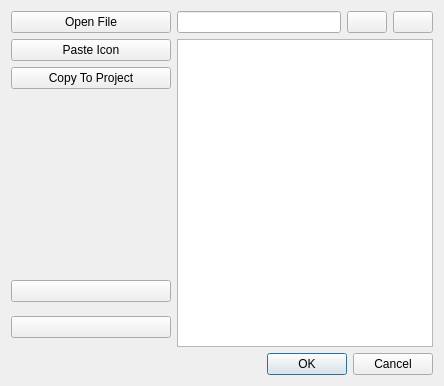
Old version of the form src/pythonGui/displaywidgets/icons.ui in the repository European-XFEL/Karabo.
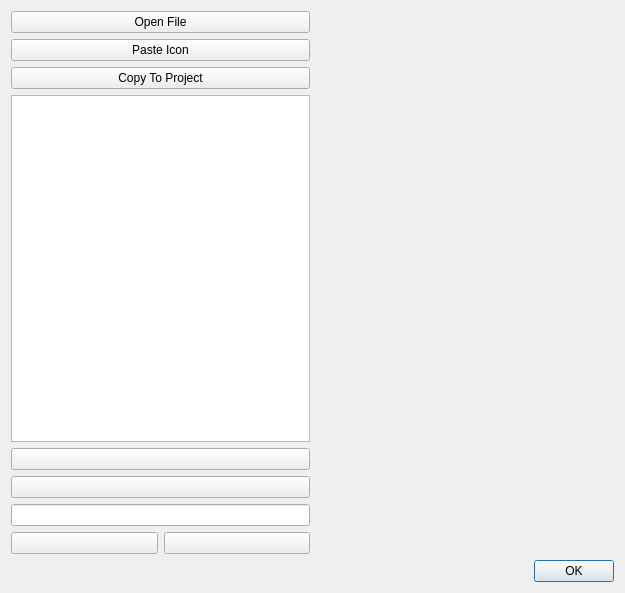
New version of the form. Icons and pictures are not drawn. Custom widgets are drawn as their Qt base class.

Commit message: improve icons widget dialog

Diff of the .ui file:
```diff
--- a/src/pythonGui/displaywidgets/icons.ui
+++ b/src/pythonGui/displaywidgets/icons.ui
@@ -6,14 +6,14 @@
    <rect>
     <x>0</x>
     <y>0</y>
-    <width>444</width>
-    <height>386</height>
+    <width>625</width>
+    <height>593</height>
    </rect>
   </property>
   <property name="windowTitle">
    <string>Dialog</string>
   </property>
-  <layout class="QVBoxLayout" name="verticalLayout_6">
+  <layout class="QVBoxLayout" name="verticalLayout_5">
    <item>
     <layout class="QHBoxLayout" name="horizontalLayout_2">
      <item>
@@ -72,20 +72,7 @@
         </widget>
        </item>
        <item>
-        <widget class="Label" name="image">
-         <property name="sizePolicy">
-          <sizepolicy hsizetype="Expanding" vsizetype="Preferred">
-           <horstretch>0</horstretch>
-           <verstretch>0</verstretch>
-          </sizepolicy>
-         </property>
-         <property name="text">
-          <string/>
-         </property>
-         <property name="alignment">
-          <set>Qt::AlignCenter</set>
-         </property>
-        </widget>
+        <widget class="QListWidget" name="list"/>
        </item>
        <item>
         <widget class="QStackedWidget" name="stack">
@@ -204,19 +191,15 @@
              </property>
             </widget>
            </item>
+           <item>
+            <widget class="QLineEdit" name="textValue"/>
+           </item>
           </layout>
          </widget>
         </widget>
        </item>
-      </layout>
-     </item>
-     <item>
-      <layout class="QVBoxLayout" name="verticalLayout_5">
        <item>
         <layout class="QHBoxLayout" name="horizontalLayout">
-         <item>
-          <widget class="QLineEdit" name="textValue"/>
-         </item>
          <item>
           <widget class="QPushButton" name="addValue">
            <property name="maximumSize">
@@ -265,17 +248,30 @@
          </item>
         </layout>
        </item>
-       <item>
-        <widget class="QListWidget" name="list"/>
-       </item>
       </layout>
      </item>
+     <item>
+      <widget class="Label" name="image">
+       <property name="sizePolicy">
+        <sizepolicy hsizetype="Expanding" vsizetype="Preferred">
+         <horstretch>0</horstretch>
+         <verstretch>0</verstretch>
+        </sizepolicy>
+       </property>
+       <property name="text">
+        <string/>
+       </property>
+       <property name="alignment">
+        <set>Qt::AlignCenter</set>
+       </property>
+      </widget>
+     </item>
     </layout>
    </item>
    <item>
     <widget class="QDialogButtonBox" name="buttonBox">
      <property name="standardButtons">
-      <set>QDialogButtonBox::Cancel|QDialogButtonBox::Ok</set>
+      <set>QDialogButtonBox::Ok</set>
      </property>
     </widget>
    </item>
```
